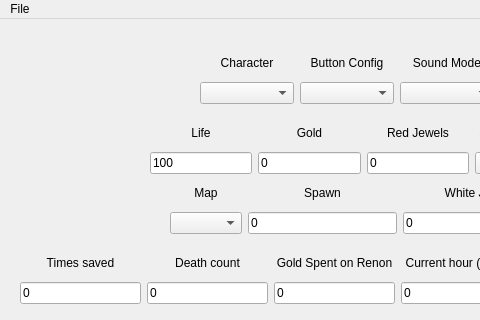
First picture: the form in ui/mainwindow.ui, repository MoisesAPC/PPP, before the edit; both pictures show x 0 to 480 and y 0 to 320 of the 708 by 756 pixel window.
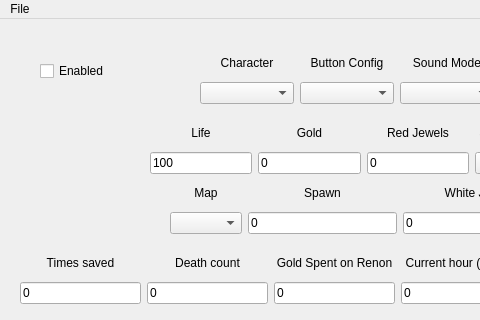
Second picture: the form after the edit. Icons and pictures are not drawn.

Commit message: begin enabled save feature

What changed in the file:
```diff
--- a/ui/mainwindow.ui
+++ b/ui/mainwindow.ui
@@ -1882,6 +1882,19 @@
        </item>
       </layout>
      </widget>
+     <widget class="QCheckBox" name="cboxEnabled">
+      <property name="geometry">
+       <rect>
+        <x>30</x>
+        <y>30</y>
+        <width>81</width>
+        <height>24</height>
+       </rect>
+      </property>
+      <property name="text">
+       <string>Enabled</string>
+      </property>
+     </widget>
     </widget>
    </widget>
    <widget class="Line" name="line">
```
The commit also changes 2 other files.
